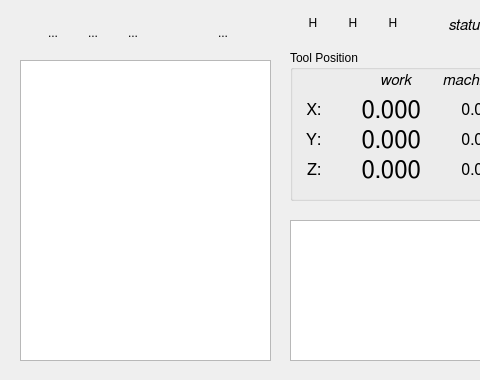
NRSoft/GSharpie, file src/mainwindow.ui: the form before one commit; both pictures show x 0 to 480 and y 0 to 380 of the 730 by 380 pixel window.
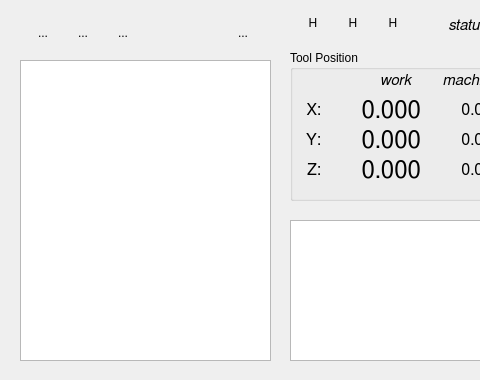
The form after the commit. Icons and pictures are not drawn. Custom widgets are drawn as their Qt base class.

The edit to the form file:
```diff
--- a/src/mainwindow.ui
+++ b/src/mainwindow.ui
@@ -787,7 +787,7 @@
    <widget class="QToolButton" name="btnEdit">
     <property name="geometry">
      <rect>
-      <x>120</x>
+      <x>110</x>
       <y>20</y>
       <width>26</width>
       <height>26</height>
@@ -817,7 +817,7 @@
    <widget class="QToolButton" name="btnLoad">
     <property name="geometry">
      <rect>
-      <x>40</x>
+      <x>30</x>
       <y>20</y>
       <width>26</width>
       <height>26</height>
@@ -837,7 +837,7 @@
    <widget class="QToolButton" name="btnSave">
     <property name="geometry">
      <rect>
-      <x>80</x>
+      <x>70</x>
       <y>20</y>
       <width>26</width>
       <height>26</height>
@@ -857,7 +857,7 @@
    <widget class="QToolButton" name="btnStart">
     <property name="geometry">
      <rect>
-      <x>210</x>
+      <x>230</x>
       <y>20</y>
       <width>26</width>
       <height>26</height>
```
Left out of the diff: 19 changed lines with no effect on the pictures.
